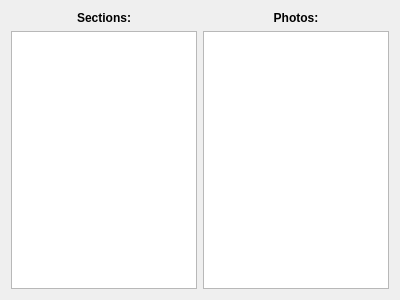
This is phoma/forms/mainpage.ui in abcdw/phoma as Qt 5 draws it before an edit. The edited form follows.
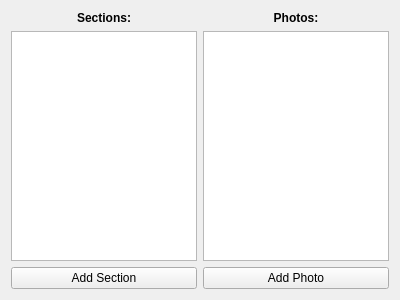
This is the edited form.

```diff
--- a/phoma/forms/mainpage.ui
+++ b/phoma/forms/mainpage.ui
@@ -47,6 +47,20 @@
      </property>
     </widget>
    </item>
+   <item row="2" column="0">
+    <widget class="QPushButton" name="addSectionButton">
+     <property name="text">
+      <string>Add Section</string>
+     </property>
+    </widget>
+   </item>
+   <item row="2" column="1">
+    <widget class="QPushButton" name="addPhotoButton">
+     <property name="text">
+      <string>Add Photo</string>
+     </property>
+    </widget>
+   </item>
   </layout>
  </widget>
  <resources/>
```
Left out of the diff: 6 changed lines with no effect on the pictures.
